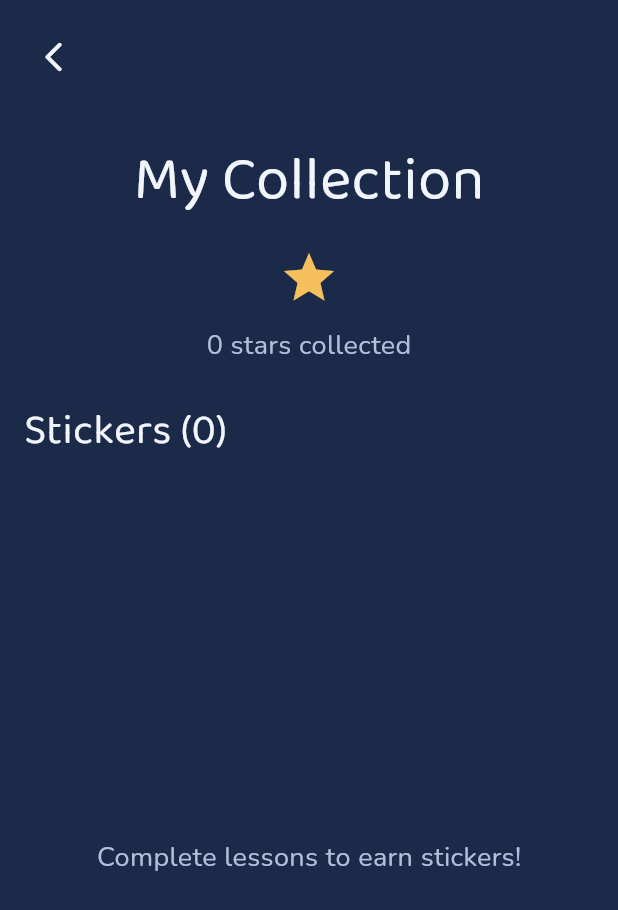
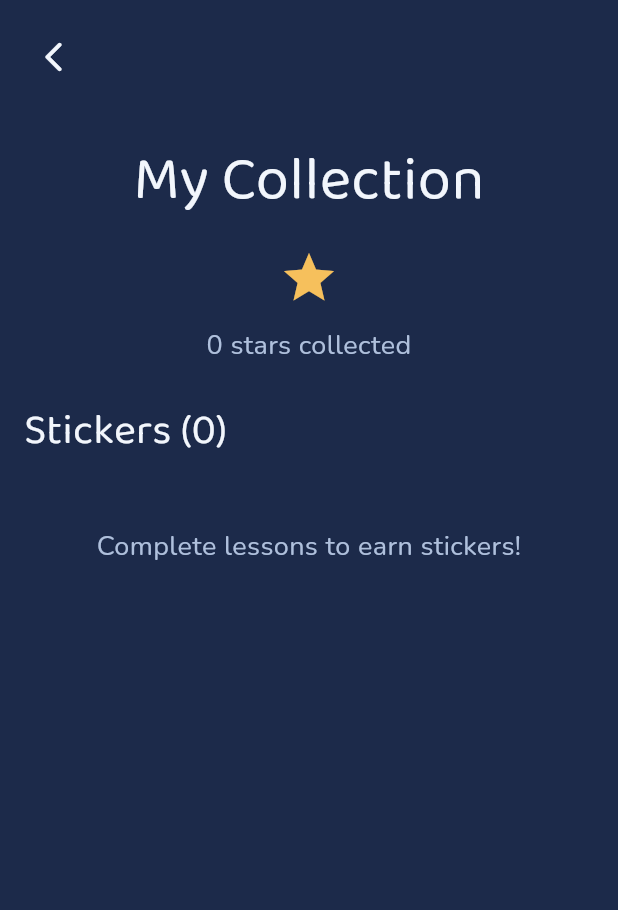
Before and after one commit to sunyu820613/EnglishGo, a Flutter app: the RewardsPage screen opened by its route, on a phone screen of 412 x 824 dp. Shown: the top 910 px of the screen. Run offline on Flutter 3.47's test engine with Material 3 defaults, Android fonts, the phone set to English and light mode, and no system bars; our stand-ins replace flutter_riverpod, go_router, just_audio, shared_preferences; missing offline and left inert: audio_session; accounts and stored records are empty.

Commit message:
Fix RewardsPage overflow at 200% text scale; add large-text-scale regression suite
ACCESSIBILITY.md requires no overflow at 200% system text scale, and no test
exercised this at all. Added test/golden/large_text_scale_test.dart covering
Home/Onboarding/ThemeSelection/Rewards/ParentGate/ParentArea, which
immediately caught a real bug: RewardsPage used Expanded for its sticker
grid inside a fixed-height Column, so at 200% scale the non-expanded header
widgets alone overflowed before the grid even got a share of space.

Fixed by making the whole page a single scrollable column (GridView switches
to shrinkWrap + NeverScrollableScrollPhysics so there's one scroll owner,
not two nested scrollables) so the page degrades by scrolling instead of
overflowing, regardless of text scale or content length.

flutter analyze: 0 issues. flutter test: 127/127 passing.

Co-Authored-By: Claude Fable 5 <noreply@anthropic.com>

```diff
--- a/lib/core/widgets/quiz_option_card.dart
+++ b/lib/core/widgets/quiz_option_card.dart
@@ -52,8 +52,9 @@ class _QuizOptionCardState extends State<QuizOptionCard>
   }
 
   void _playSuccessAnimation() {
-    if (widget.reducedMotion)
+    if (widget.reducedMotion) {
       return; // End state is already reflected by border color.
+    }
     setState(() => _scale = 1.08);
     unawaited(
       Future<void>.delayed(Motion.micro, () {
@@ -63,8 +64,9 @@ class _QuizOptionCardState extends State<QuizOptionCard>
   }
 
   void _playHintAnimation() {
-    if (widget.reducedMotion)
+    if (widget.reducedMotion) {
       return; // No shake; the hint state itself is enough signal.
+    }
     // Shake: 6 degrees x 2
     const double shakeAngle = 6.0;
     unawaited(
--- a/lib/features/rewards/rewards_page.dart
+++ b/lib/features/rewards/rewards_page.dart
@@ -24,13 +24,19 @@ class RewardsPage extends ConsumerWidget {
     return Scaffold(
       backgroundColor: theme.background,
       body: SafeArea(
+        // A scrollable column (rather than Expanded sections) so the page
+        // degrades gracefully instead of overflowing at large system text
+        // scale (ACCESSIBILITY.md requires no overflow at 200%).
+        child: SingleChildScrollView(
           child: Column(
+            crossAxisAlignment: CrossAxisAlignment.stretch,
             children: <Widget>[
               AppTopBar(onBack: () => context.pop()),
               Padding(
                 padding: const EdgeInsets.all(Space.md),
                 child: Text(
                   'My Collection',
+                  textAlign: TextAlign.center,
                   style: TextStyle(
                     fontFamily: FontFamily.display,
                     fontSize: TypeScale.display,
@@ -42,6 +48,7 @@ class RewardsPage extends ConsumerWidget {
               const SizedBox(height: Space.sm),
               Text(
                 '$totalStars stars collected',
+                textAlign: TextAlign.center,
                 style: TextStyle(
                   fontFamily: FontFamily.body,
                   fontSize: TypeScale.body,
@@ -51,8 +58,6 @@ class RewardsPage extends ConsumerWidget {
               const SizedBox(height: Space.lg),
               Padding(
                 padding: const EdgeInsets.symmetric(horizontal: Space.md),
-              child: Align(
-                alignment: Alignment.centerLeft,
                 child: Text(
                   'Stickers (${progress.stickers.length})',
                   style: TextStyle(
@@ -62,13 +67,16 @@ class RewardsPage extends ConsumerWidget {
                   ),
                 ),
               ),
+              const SizedBox(height: Space.sm),
+              if (progress.stickers.isEmpty)
+                Padding(
+                  padding: const EdgeInsets.symmetric(
+                    horizontal: Space.md,
+                    vertical: Space.xl,
                   ),
-            const SizedBox(height: Space.sm),
-            Expanded(
-              child: progress.stickers.isEmpty
-                  ? Center(
                   child: Text(
                     'Complete lessons to earn stickers!',
+                    textAlign: TextAlign.center,
                     style: TextStyle(
                       fontFamily: FontFamily.body,
                       fontSize: TypeScale.body,
@@ -76,10 +84,12 @@ class RewardsPage extends ConsumerWidget {
                     ),
                   ),
                 )
-                  : GridView.builder(
+              else
+                GridView.builder(
                   padding: const EdgeInsets.all(Space.md),
-                      gridDelegate:
-                          const SliverGridDelegateWithFixedCrossAxisCount(
+                  shrinkWrap: true,
+                  physics: const NeverScrollableScrollPhysics(),
+                  gridDelegate: const SliverGridDelegateWithFixedCrossAxisCount(
                     crossAxisCount: 4,
                     mainAxisSpacing: Space.sm,
                     crossAxisSpacing: Space.sm,
@@ -105,8 +115,8 @@ class RewardsPage extends ConsumerWidget {
                     );
                   },
                 ),
+            ],
           ),
-          ],
         ),
       ),
     );
```
Also changed, not shown: 1 other file. Lines whose indentation alone changed are shown as unchanged.
